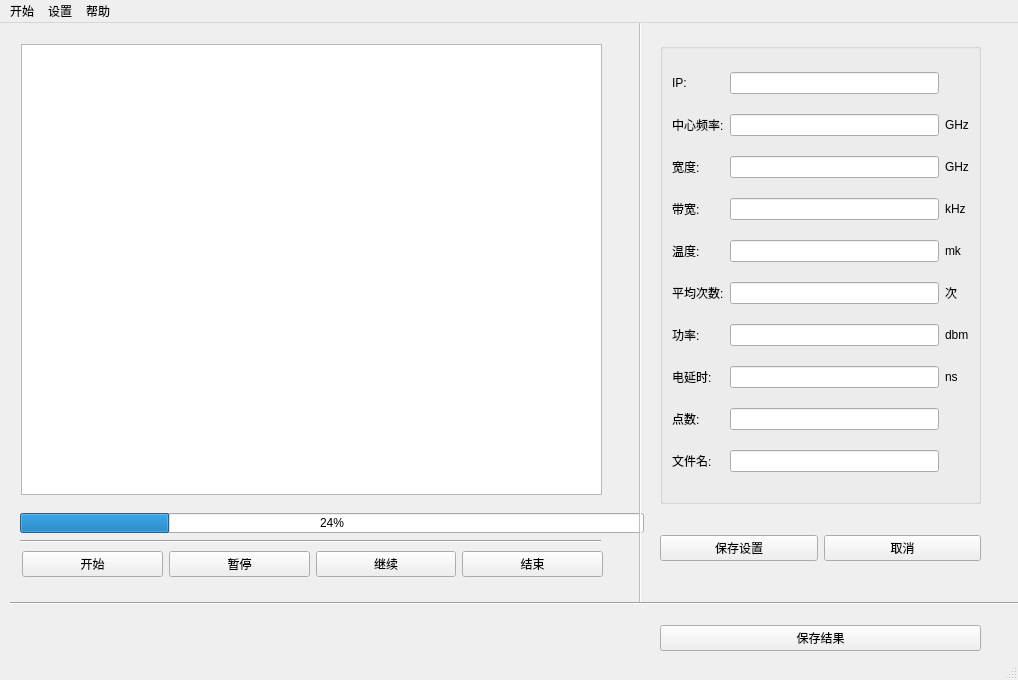
The window that mywidget/MainWindow.ui (zzwang11/bishe) describes before a commit, drawn with Qt 5.
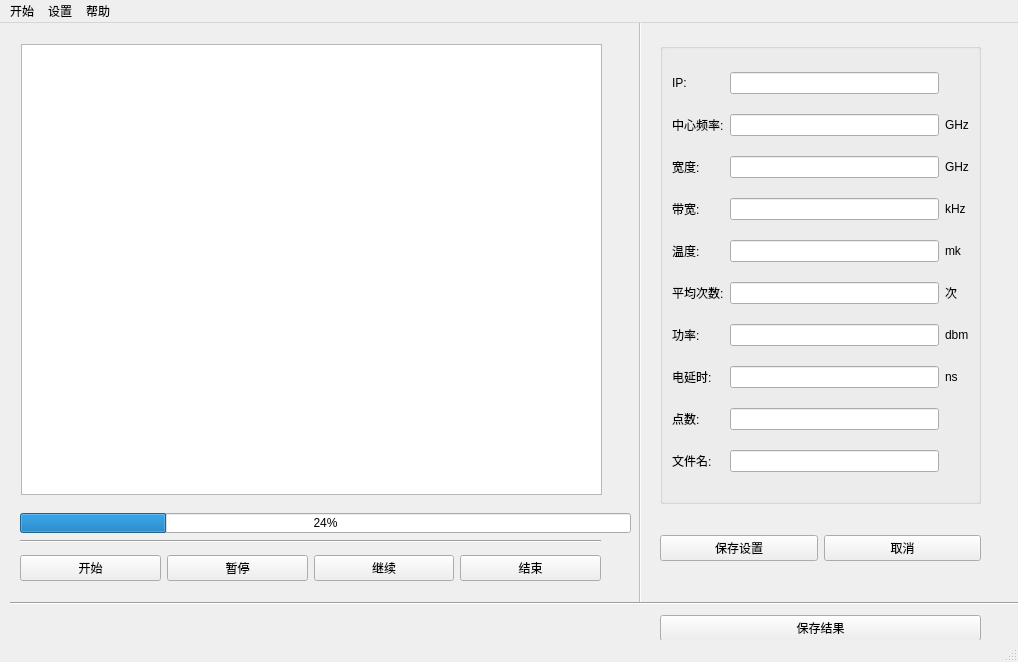
The same window after the commit.

Diff of the .ui file:
```diff
--- a/mywidget/MainWindow.ui
+++ b/mywidget/MainWindow.ui
@@ -7,7 +7,7 @@
     <x>0</x>
     <y>0</y>
     <width>1018</width>
-    <height>680</height>
+    <height>662</height>
    </rect>
   </property>
   <property name="windowTitle">
@@ -19,7 +19,7 @@
      <rect>
       <x>20</x>
       <y>490</y>
-      <width>624</width>
+      <width>611</width>
       <height>20</height>
      </rect>
     </property>
@@ -259,8 +259,8 @@
    <widget class="QWidget" name="layoutWidget">
     <property name="geometry">
      <rect>
-      <x>22</x>
-      <y>526</y>
+      <x>20</x>
+      <y>530</y>
       <width>581</width>
       <height>30</height>
      </rect>
@@ -302,7 +302,7 @@
       <x>660</x>
       <y>590</y>
       <width>321</width>
-      <height>51</height>
+      <height>31</height>
      </rect>
     </property>
     <layout class="QHBoxLayout" name="horizontalLayout_2">
```
Left out of the diff: 2 changed lines with no effect on the pictures.
